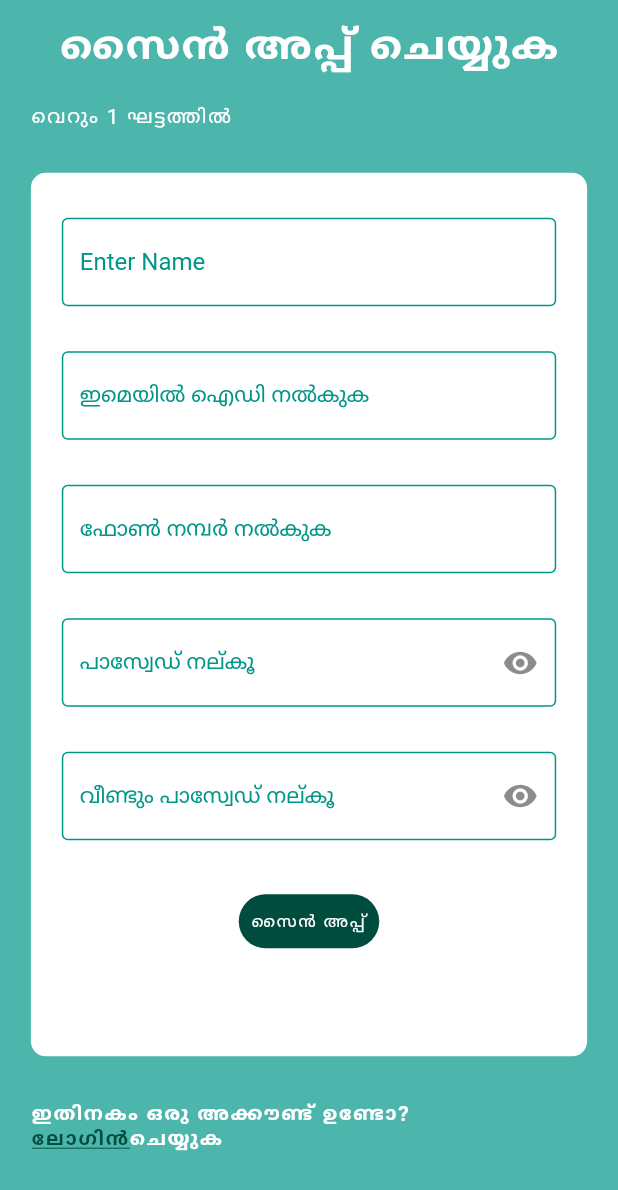
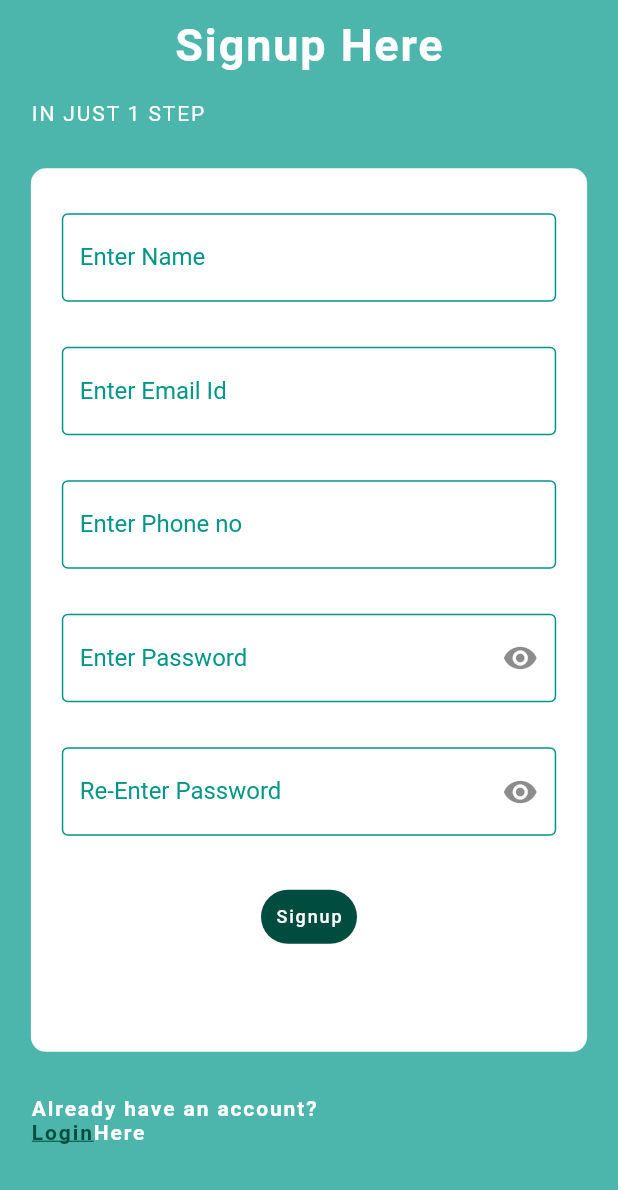
Before and after one commit to GrayMonkeyCap/plantd, a Flutter app: the signup screen opened by its route, on a phone screen of 412 x 824 dp. Shown: the top 1190 px of the screen. Run offline on Flutter 3.47's test engine with Material 2 defaults, Android fonts, the phone set to English and light mode, and no system bars; our stand-ins replace camera, cloud_firestore, firebase_auth, firebase_core, get, get_storage and 4 more; missing offline and left inert: tflite_flutter, tflite_flutter_helper; accounts and stored records are empty; network calls fail.

Commit message:
Routing fixes
Signed-off-by: Graymonkeycap <akhilchakkungal@gmail.com>

```diff
--- a/lib/lang/en_US.dart
+++ b/lib/lang/en_US.dart
@@ -1,4 +1,4 @@
-const Map<String, String> hiIN = {
+const Map<String, String> enUS = {
   //title
   'Tomato plant disease detection system':
       'Tomato plant disease detection system',
@@ -7,7 +7,7 @@ const Map<String, String> hiIN = {
   'Please login to continue': 'PLEASE LOGIN TO CONTINUE',
   'Sign in with Google': 'Sign in with Google',
   'email/phone': 'Email / Phone',
-  'password': 'पासवर्ड',
+  'password': 'Password',
   'login': 'Login',
   'or': 'OR',
   'sign in guest': 'Sign in as Guest',
@@ -28,7 +28,7 @@ const Map<String, String> hiIN = {
   'appname': 'Plantd',
   'homepage_title': "Scan the leaf's image",
   'scan_button': 'Scan',
-  'upload_button': 'Uplaod',
+  'upload_button': 'Upload',
   'previous_report': 'Previous Report',
   'logout': 'Logout',
 
--- a/lib/lang/hi_IN.dart
+++ b/lib/lang/hi_IN.dart
@@ -14,7 +14,7 @@ const Map<String, String> hiIN = {
 //signup page
   'signup here': 'साइनअप यहाँ',
   'in just 1 step': 'केवल 1 कदम में',
-  'Enter name': 'नाम दर्ज करें',
+  'Enter Name': 'नाम दर्ज करें',
   'Enter Email Id': 'ईमेल आईडी दर्ज करें',
   'Enter Phone no': 'फ़ोन नंबर दर्ज करें',
   'Enter Password': 'पासवर्ड दर्ज करें',
--- a/lib/lang/ml_IN.dart
+++ b/lib/lang/ml_IN.dart
@@ -17,7 +17,7 @@ const Map<String, String> mlIN = {
 //signup page
   'signup here': 'സൈൻ അപ്പ് ചെയ്യുക',
   'in just 1 step': 'വെറും 1 ഘട്ടത്തിൽ',
-  'Enter name': 'പേര് നൽകുക',
+  'Enter Name': 'പേര് നൽകുക',
   'Enter Email Id': 'ഇമെയിൽ ഐഡി നൽകുക',
   'Enter Phone no': 'ഫോൺ നമ്പർ നൽകുക',
   'Enter Password': 'പാസ്വേഡ് നല്കൂ',
--- a/lib/lang/mr_IN.dart
+++ b/lib/lang/mr_IN.dart
@@ -16,7 +16,7 @@ const Map<String, String> mrIN = {
 //signup page
   'signup here': 'येथे साइन अप करा',
   'in just 1 step': 'फक्त 1 चरणात',
-  'Enter name': 'नाव प्रविष्ट करा',
+  'Enter Name': 'नाव प्रविष्ट करा',
   'Enter Email Id': 'ईमेल आयडी प्रविष्ट करा',
   'Enter Phone no': 'फोन नंबर टाका',
   'Enter Password': 'पासवर्ड टाका',
--- a/lib/lang/pa_IN.dart
+++ b/lib/lang/pa_IN.dart
@@ -14,7 +14,7 @@ const Map<String, String> paIN = {
 //signup page
   'signup here': 'ਇੱਥੇ ਸਾਈਨ ਅੱਪ ਕਰੋ',
   'in just 1 step': 'ਸਿਰਫ਼ 1 ਕਦਮ ਵਿੱਚ',
-  'Enter name': 'ਨਾਮ ਦਰਜ ਕਰੋ',
+  'Enter Name': 'ਨਾਮ ਦਰਜ ਕਰੋ',
   'Enter Email Id': 'ਈਮੇਲ ਆਈਡੀ ਦਰਜ ਕਰੋ',
   'Enter Phone no': 'ਫ਼ੋਨ ਨੰਬਰ ਦਰਜ ਕਰੋ',
   'Enter Password': 'ਪਾਸਵਰਡ ਦਰਜ ਕਰੋ',
--- a/lib/main.dart
+++ b/lib/main.dart
@@ -27,8 +27,8 @@ class App extends StatelessWidget {
     return GetMaterialApp(
         debugShowCheckedModeBanner: false,
         translations: LocalizationService(),
-        locale: Locale('ml', 'IN'),
-        fallbackLocale: Locale('hi', 'IN'),
+        locale: Locale('en', 'US'),
+        fallbackLocale: Locale('en', 'US'),
         routes: {
           // ignore: prefer_const_constructors
           //'/': (context) => title(),
--- a/lib/pages/login.dart
+++ b/lib/pages/login.dart
@@ -1,4 +1,5 @@
 import 'package:firstapp/models/user.dart';
+import 'package:firstapp/pages/signup.dart';
 import 'package:firstapp/services/auth.dart';
 import 'package:flutter/material.dart';
 import 'package:flutter/gestures.dart';
@@ -259,7 +260,7 @@ class _loginState extends State<login> {
                                                       },
                                                       value: AuthService().user,
                                                       initialData: null,
-                                                      child: login())),
+                                                      child: signup())),
                                         );
                                       },
                                   ),
--- a/lib/pages/signup.dart
+++ b/lib/pages/signup.dart
@@ -224,7 +224,7 @@ class _signupState extends State<signup> {
                                   setState(() =>
                                       error = 'Please enter a valid Email Id');
                                 }
-                                Navigator.pushReplacementNamed(context, '/');
+                                Navigator.pop(context);
                               }
                             },
                             child: Text(
@@ -288,8 +288,7 @@ class _signupState extends State<signup> {
                                       letterSpacing: 1.25),
                                   recognizer: TapGestureRecognizer()
                                     ..onTap = () {
-                                      Navigator.pushReplacementNamed(
-                                          context, '/login');
+                                      Navigator.pop(context);
                                     },
                                 ),
                                 TextSpan(
--- a/lib/services/localization_service.dart
+++ b/lib/services/localization_service.dart
@@ -1,3 +1,4 @@
+import 'package:firstapp/lang/en_US.dart';
 import 'package:flutter/material.dart';
 import 'package:get/get.dart';
 import 'package:get_storage/get_storage.dart';
@@ -31,6 +32,7 @@ class LocalizationService extends Translations {
   // Translations are separated maps in `lang` file
   @override
   Map<String, Map<String, String>> get keys => {
+        'en_US': enUS, // lang/hi_IN.dart'ar_AE': arAE, // lang/ar_AE.dart
         'hi_IN': hiIN, // lang/hi_IN.dart'ar_AE': arAE, // lang/ar_AE.dart
         'ml_IN': mlIN, // lang/hi_IN.dart'ar_AE': arAE, // lang/ar_AE.dart
         'mr_IN': mrIN, // lang/hi_IN.dart'ar_AE': arAE, // lang/ar_AE.dart
--- a/lib/widgets/appbar.dart
+++ b/lib/widgets/appbar.dart
@@ -33,7 +33,7 @@ class common_nav_bar extends StatelessWidget implements PreferredSizeWidget {
           ),
           recognizer: TapGestureRecognizer()
             ..onTap = () {
-              Navigator.pushReplacementNamed(context, '/home');
+              Navigator.pushReplacementNamed(context, '/');
             },
         ),
       ),
@@ -47,8 +47,8 @@ class common_nav_bar extends StatelessWidget implements PreferredSizeWidget {
                 Navigator.pushReplacementNamed(context, '/previous_reports');
               } else {
                 //Navigator.pushReplacementNamed(context, '/signup');
-                await _auth.signOut();
-                //.then((value) => Navigator.of(context).pushAndRemoveUntil(MaterialPageRoute(builder: (context) => login()),(route) => false));
+                await _auth.signOut()
+                .then((value) => Navigator.pushReplacementNamed(context, '/'));
 
               }
             },
```
